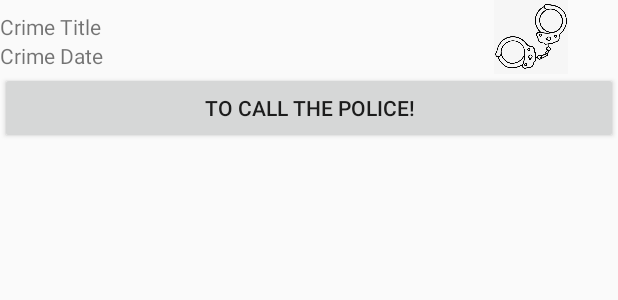
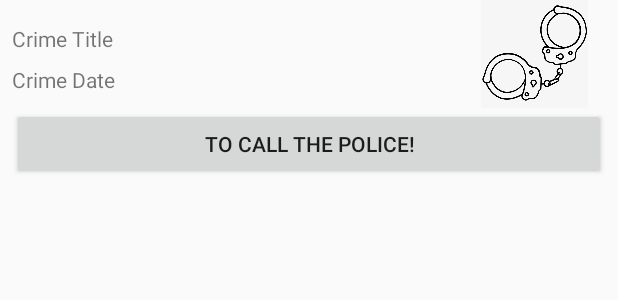
Before and after one commit to Tenevyh/Android, an Android app: the layout list_item_crime_police.xml on its own in the app's theme, with its tools: preview values and no code run, on a phone screen of 412 x 824 dp. Shown: the top 300 px of the screen. Run offline under Robolectric (Android 15) with nearby library versions, the phone set to English and light mode, and no system bars.

```diff
--- a/CriminalIntent/app/src/main/java/com/bignerdranch/android/criminalintent/Crime.kt
+++ b/CriminalIntent/app/src/main/java/com/bignerdranch/android/criminalintent/Crime.kt
@@ -6,6 +6,6 @@ data class Crime (val id: UUID = UUID.randomUUID(),
                   var title: String ="",
                   val date: Date = Date(),
                   var isSolved: Boolean = false,
-                  var police : Boolean = false) {
+                  var police : Boolean = true) {
 
 }
--- a/CriminalIntent/app/src/main/java/com/bignerdranch/android/criminalintent/CrimeFragment.kt
+++ b/CriminalIntent/app/src/main/java/com/bignerdranch/android/criminalintent/CrimeFragment.kt
@@ -11,6 +11,8 @@ import android.widget.CheckBox
 import android.widget.EditText
 import android.widget.TextSwitcher
 import androidx.fragment.app.Fragment
+import android.text.format.DateFormat
+import java.text.SimpleDateFormat
 
 
 class CrimeFragment: Fragment() {
@@ -19,6 +21,7 @@ class CrimeFragment: Fragment() {
     private lateinit var titleField: EditText
     private lateinit var dateButton: Button
     private lateinit var solvedCheckBox: CheckBox
+    private lateinit var format1: SimpleDateFormat
 
     override fun onCreate(savedInstanceState: Bundle?) {
 
--- a/CriminalIntent/app/src/main/res/layout/list_item_crime_police.xml
+++ b/CriminalIntent/app/src/main/res/layout/list_item_crime_police.xml
@@ -8,12 +8,13 @@
 
     <TextView
         android:id="@+id/crime_title"
-        android:layout_width="wrap_content"
+        android:layout_width="0dp"
         android:layout_height="wrap_content"
-        android:layout_marginTop="8dp"
+        android:layout_marginStart="8dp"
+        android:layout_marginTop="16dp"
         android:text="Crime Title"
         app:layout_constraintBottom_toTopOf="@+id/crime_date"
-        app:layout_constraintEnd_toEndOf="parent"
+        app:layout_constraintEnd_toStartOf="@+id/imageView"
         app:layout_constraintHorizontal_bias="0.0"
         app:layout_constraintStart_toStartOf="parent"
         app:layout_constraintTop_toTopOf="parent"
@@ -21,12 +22,14 @@
 
     <TextView
         android:id="@+id/crime_date"
-        android:layout_width="wrap_content"
+        android:layout_width="0dp"
         android:layout_height="wrap_content"
+        android:layout_marginStart="8dp"
+        android:layout_marginTop="8dp"
         android:layout_marginBottom="1dp"
         android:text="Crime Date"
         app:layout_constraintBottom_toTopOf="@+id/button_police"
-        app:layout_constraintEnd_toEndOf="parent"
+        app:layout_constraintEnd_toStartOf="@+id/imageView"
         app:layout_constraintHorizontal_bias="0.0"
         app:layout_constraintStart_toStartOf="parent"
         app:layout_constraintTop_toBottomOf="@+id/crime_title" />
@@ -35,6 +38,9 @@
         android:id="@+id/button_police"
         android:layout_width="0dp"
         android:layout_height="wrap_content"
+        android:layout_marginStart="8dp"
+        android:layout_marginTop="8dp"
+        android:layout_marginEnd="8dp"
         android:text="@string/call_police"
         app:layout_constraintBottom_toBottomOf="parent"
         app:layout_constraintEnd_toEndOf="parent"
@@ -43,8 +49,9 @@
 
     <ImageView
         android:id="@+id/imageView"
-        android:layout_width="116dp"
-        android:layout_height="49dp"
+        android:layout_width="111dp"
+        android:layout_height="72dp"
+        app:layout_constraintBottom_toTopOf="@+id/button_police"
         app:layout_constraintEnd_toEndOf="parent"
         app:layout_constraintTop_toTopOf="parent"
         app:srcCompat="@drawable/handcuffs" />
```
Also changed, not shown: CriminalIntent/app/src/main/java/com/bignerdranch/android/criminalintent/CrimeListFragment.kt (+9 -1 lines), CriminalIntent/app/src/main/res/layout/list_item_crime.xml (+13 -4 lines).
